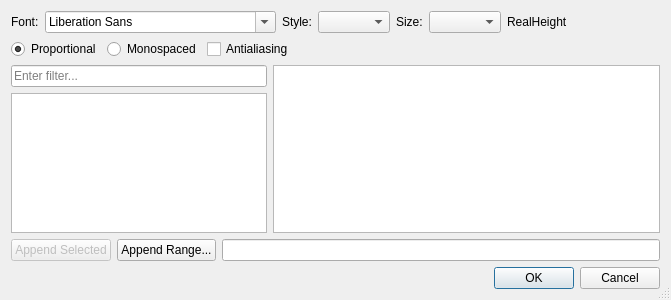
First picture: the form in controls/fonts/font-new/dialogfontselect.ui, repository riuson/lcd-image-converter, before the edit.
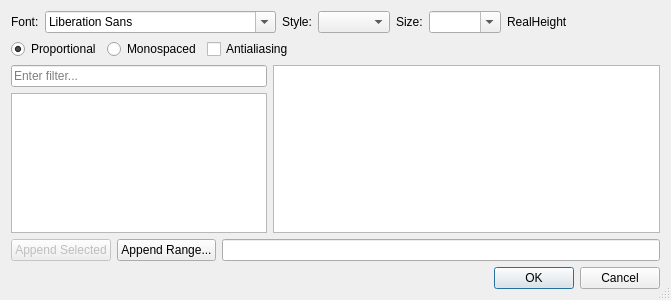
Second picture: the form after the edit.

Commit message: Custom font size added

Diff of the .ui file:
```diff
--- a/controls/fonts/font-new/dialogfontselect.ui
+++ b/controls/fonts/font-new/dialogfontselect.ui
@@ -47,7 +47,11 @@
       </widget>
      </item>
      <item>
-      <widget class="QComboBox" name="comboBoxSize"/>
+      <widget class="QComboBox" name="comboBoxSize">
+       <property name="editable">
+        <bool>true</bool>
+       </property>
+      </widget>
      </item>
      <item>
       <widget class="QLabel" name="labelRealHeight">
```
The commit also changes 2 other files.
